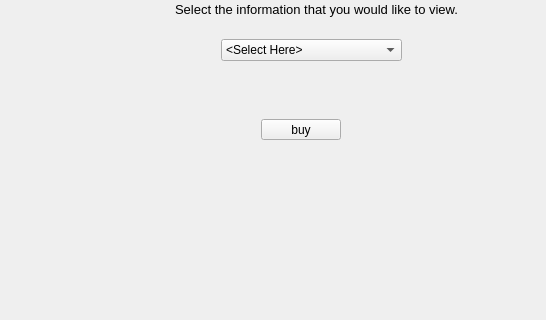
Jesus0342/CS1D-Project-2, file mainwindow.ui: the form before one commit; both pictures show x 0 to 546 and y 139 to 459 of the 651 by 575 pixel window.
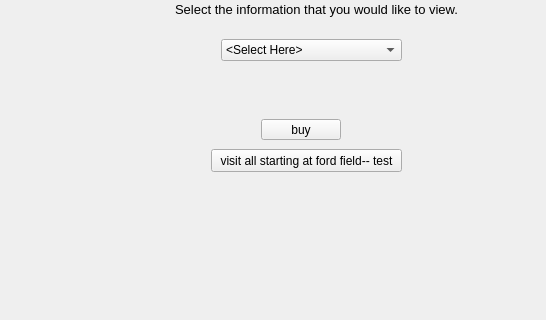
The form after the commit. The open tabs and pages were chosen to show the change.

Diff of the .ui file:
```diff
--- a/mainwindow.ui
+++ b/mainwindow.ui
@@ -184,6 +184,19 @@
          <string>buy</string>
         </property>
        </widget>
+       <widget class="QPushButton" name="pushButton_startFordField">
+        <property name="geometry">
+         <rect>
+          <x>200</x>
+          <y>260</y>
+          <width>191</width>
+          <height>23</height>
+         </rect>
+        </property>
+        <property name="text">
+         <string>visit all starting at ford field-- test</string>
+        </property>
+       </widget>
       </widget>
       <widget class="QWidget" name="page_viewTeamInfo">
        <widget class="QTableWidget" name="tableWidget_teamInfo">
```
Left out of the diff: 2 changed lines with no effect on the pictures.
